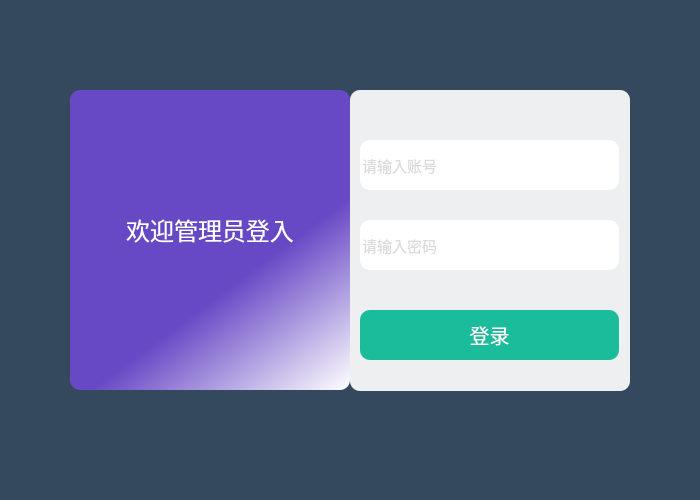
First picture: the form in libraryproject2.0pro/Administrator.ui, repository litsum/library_system, before the edit.
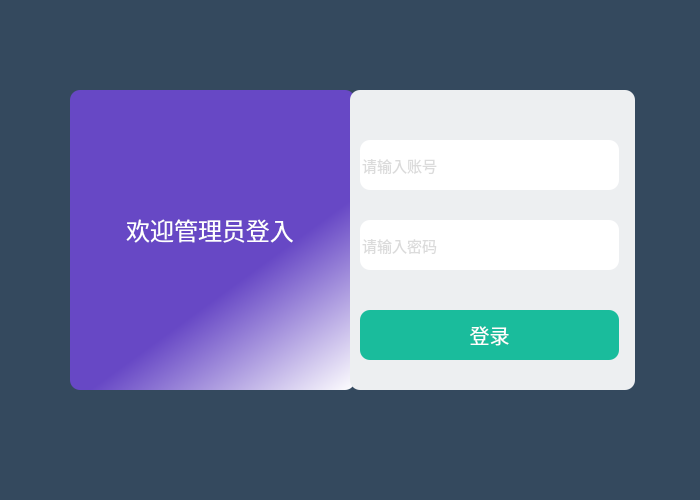
Second picture: the form after the edit. Icons and pictures are not drawn.

Diff of the .ui file:
```diff
--- a/libraryproject2.0pro/Administrator.ui
+++ b/libraryproject2.0pro/Administrator.ui
@@ -12,8 +12,8 @@
   </property>
   <property name="minimumSize">
    <size>
-    <width>637</width>
-    <height>440</height>
+    <width>700</width>
+    <height>500</height>
    </size>
   </property>
   <property name="maximumSize">
@@ -53,7 +53,7 @@
      <rect>
       <x>10</x>
       <y>40</y>
-      <width>280</width>
+      <width>285</width>
       <height>300</height>
      </rect>
     </property>
@@ -105,8 +105,8 @@
      <rect>
       <x>290</x>
       <y>40</y>
-      <width>280</width>
-      <height>301</height>
+      <width>285</width>
+      <height>300</height>
      </rect>
     </property>
     <property name="minimumSize">
```
